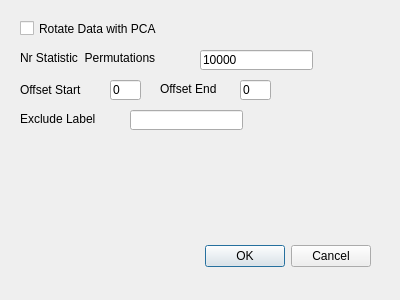
First picture: the form in options.ui, repository Haddy1/ClusterMDS, before the edit.
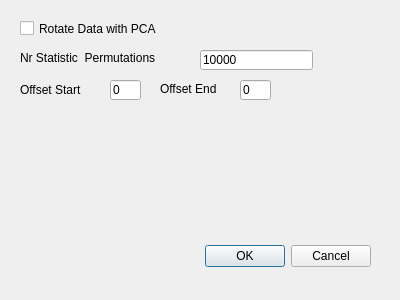
Second picture: the form after the edit.

```diff
--- a/options.ui
+++ b/options.ui
@@ -125,38 +125,6 @@
     <string>Offset Start</string>
    </property>
   </widget>
-  <widget class="QLineEdit" name="text_exclude_labels">
-   <property name="geometry">
-    <rect>
-     <x>130</x>
-     <y>110</y>
-     <width>113</width>
-     <height>20</height>
-    </rect>
-   </property>
-   <property name="toolTip">
-    <string notr="true">labels to be excluded seperated by &quot;;&quot;</string>
-   </property>
-   <property name="text">
-    <string/>
-   </property>
-  </widget>
-  <widget class="QLabel" name="label_3">
-   <property name="geometry">
-    <rect>
-     <x>20</x>
-     <y>110</y>
-     <width>101</width>
-     <height>18</height>
-    </rect>
-   </property>
-   <property name="toolTip">
-    <string>labels to be excluded seperated by &quot;;&quot;</string>
-   </property>
-   <property name="text">
-    <string>Exclude Label</string>
-   </property>
-  </widget>
   <widget class="QLabel" name="label_4">
    <property name="geometry">
     <rect>
```
